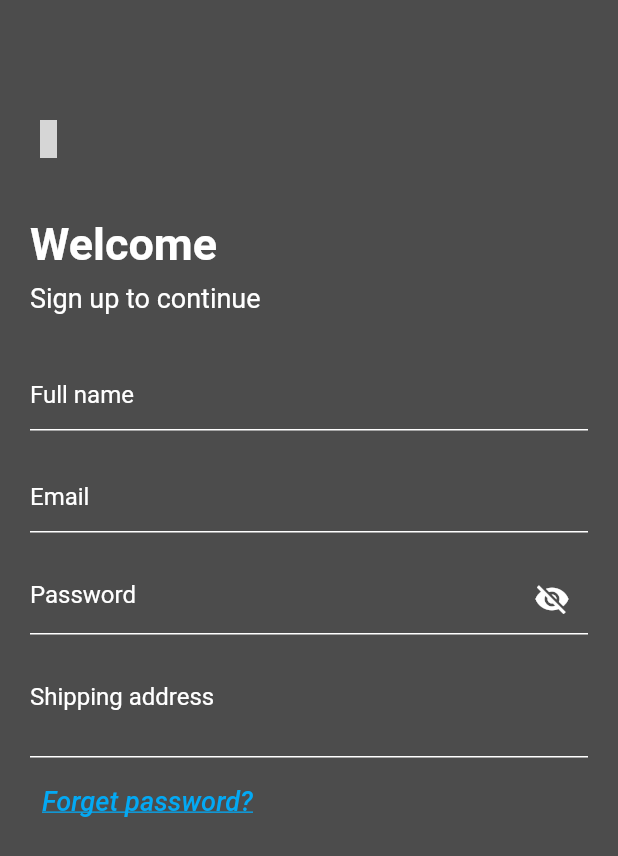
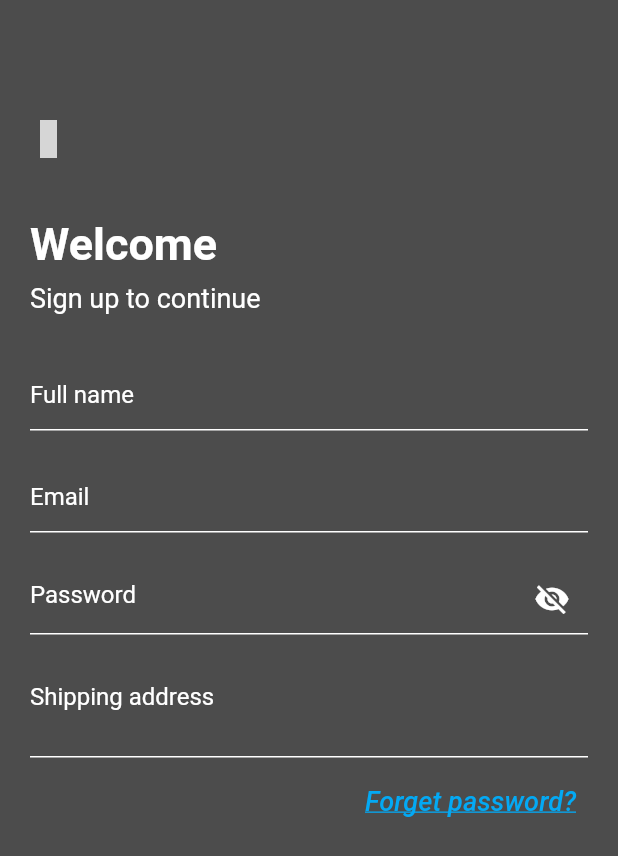
Before and after one commit to Devsaci/grocery_app_hadi_v2, a Flutter app: the RegisterScreen screen opened by its route, on a phone screen of 412 x 824 dp. Shown: the top 856 px of the screen. Run offline on Flutter 3.47's test engine with Material 2 defaults, Android fonts, the phone set to English and light mode, and no system bars; drawn by our look-alikes of card_swiper; our stand-ins replace fancy_shimmer_image, flutter_iconly, shared_preferences; accounts and stored records are empty; grey boxes are pictures that could not be loaded.

Commit message:
Alignment.centerRight,

```diff
--- a/lib/screens/auth/register.dart
+++ b/lib/screens/auth/register.dart
@@ -242,7 +242,9 @@ class _RegisterScreenState extends State<RegisterScreen> {
                   ),
                   const SizedBox(height: 5.0),
                   // 'Forget password?'
-                  TextButton(
+                  Align(
+                    alignment: Alignment.centerRight,
+                    child: TextButton(
                       onPressed: () {},
                       child: const Text(
                         "Forget password?",
@@ -254,6 +256,7 @@ class _RegisterScreenState extends State<RegisterScreen> {
                             fontStyle: FontStyle.italic),
                       ),
                     ),
+                  ),
                 ],
               ),
             ),
```
Lines whose indentation alone changed are shown as unchanged.
